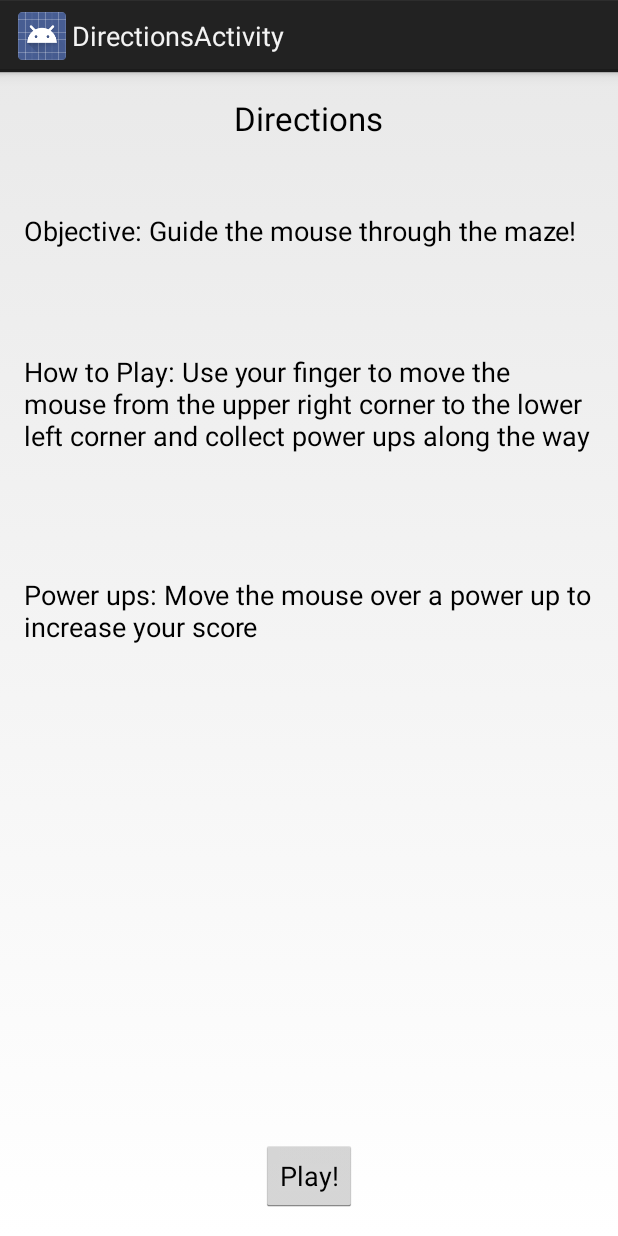
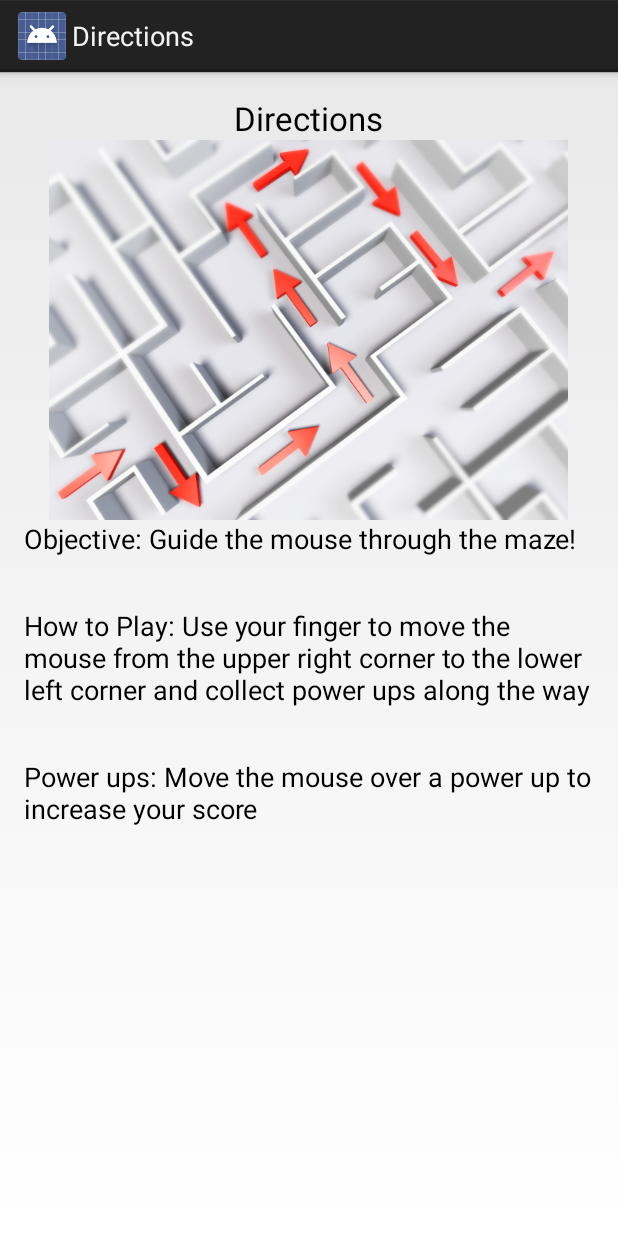
Before and after one commit to AugustanaCSC490Spring2015/CipherSquadGame, an Android app: the DirectionsActivity screen opened directly, with no data from a screen before it, on a phone screen of 412 x 824 dp. Run offline under Robolectric (Android 15) with nearby library versions, the phone set to English and light mode, and no system bars.

Commit message:
Added images and created Icon. Also cleaned up the various views.

```diff
--- a/app/src/main/java/edu/augustana/csc490/ratrace/DirectionsActivity.java
+++ b/app/src/main/java/edu/augustana/csc490/ratrace/DirectionsActivity.java
@@ -25,12 +25,12 @@ public class DirectionsActivity extends Activity {
         super.onCreate(savedInstanceState);
         setContentView(R.layout.activity_directions);
 
-        Button playButton = (Button) findViewById(R.id.playButton);
+        //Button playButton = (Button) findViewById(R.id.playButton);
         TextView objectiveTextView = (TextView) findViewById(R.id.objectiveTextView);
         TextView howToPlayTextView = (TextView) findViewById(R.id.howToPlayTextView);
         TextView powerUpsTextView = (TextView) findViewById(R.id.powerupsTextView);
 
-        playButton.setOnClickListener(playButtonListener);
+        //playButton.setOnClickListener(playButtonListener);
         objectiveTextView.setText("Objective: Guide the mouse through the maze!");
         howToPlayTextView.setText("How to Play: Use your finger to move the mouse from the upper " +
                 "right corner to the lower left corner and collect power ups along the way");
@@ -39,13 +39,13 @@ public class DirectionsActivity extends Activity {
 
     // playButtonListener adds an anonymous listener to the play button that sends you to the
     // IntroActivity
-    OnClickListener playButtonListener = new OnClickListener() {
+    /*OnClickListener playButtonListener = new OnClickListener() {
         @Override
         public void onClick(View v) {
             Intent playIntent = new Intent(DirectionsActivity.this, IntroActivity.class);
             startActivity(playIntent);
         }
-    };
+    };*/
 
     @Override
     public boolean onCreateOptionsMenu(Menu menu) {
--- a/app/src/main/res/layout/activity_directions.xml
+++ b/app/src/main/res/layout/activity_directions.xml
@@ -1,10 +1,20 @@
 <RelativeLayout xmlns:android="http://schemas.android.com/apk/res/android"
-    xmlns:tools="http://schemas.android.com/tools" android:layout_width="match_parent"
-    android:layout_height="match_parent" android:paddingLeft="@dimen/activity_horizontal_margin"
+    xmlns:tools="http://schemas.android.com/tools"
+    android:layout_width="match_parent"
+    android:layout_height="match_parent"
+    android:paddingLeft="@dimen/activity_horizontal_margin"
     android:paddingRight="@dimen/activity_horizontal_margin"
     android:paddingTop="@dimen/activity_vertical_margin"
     android:paddingBottom="@dimen/activity_vertical_margin"
     tools:context="edu.augustana.csc490.ratrace.DirectionsActivity">
+
+    <ImageView
+        android:layout_width="wrap_content"
+        android:layout_height="wrap_content"
+        android:id="@+id/imageView"
+        android:src="@drawable/maze_directions"
+        android:layout_below="@+id/directionsTextView"
+        android:layout_centerHorizontal="true" />
 
     <TextView
         android:layout_width="wrap_content"
@@ -15,24 +25,15 @@
         android:layout_alignParentTop="true"
         android:layout_centerHorizontal="true" />
 
-    <Button
-        android:layout_width="wrap_content"
-        android:layout_height="wrap_content"
-        android:text="@string/playButtonText"
-        android:id="@+id/playButton"
-        android:layout_alignParentBottom="true"
-        android:layout_centerHorizontal="true" />
-
     <TextView
         android:layout_width="wrap_content"
         android:layout_height="wrap_content"
         android:textAppearance="?android:attr/textAppearanceMedium"
         android:text="Medium Text"
         android:id="@+id/objectiveTextView"
-        android:layout_below="@+id/directionsTextView"
+        android:layout_below="@+id/imageView"
         android:layout_alignParentLeft="true"
-        android:layout_alignParentStart="true"
-        android:layout_marginTop="48dp" />
+        android:layout_alignParentStart="true" />
 
     <TextView
         android:layout_width="wrap_content"
@@ -40,10 +41,10 @@
         android:textAppearance="?android:attr/textAppearanceMedium"
         android:text="Medium Text"
         android:id="@+id/howToPlayTextView"
+        android:layout_marginTop="33dp"
         android:layout_below="@+id/objectiveTextView"
         android:layout_alignParentLeft="true"
-        android:layout_alignParentStart="true"
-        android:layout_marginTop="69dp" />
+        android:layout_alignParentStart="true" />
 
     <TextView
         android:layout_width="wrap_content"
@@ -54,5 +55,5 @@
         android:layout_below="@+id/howToPlayTextView"
         android:layout_alignParentLeft="true"
         android:layout_alignParentStart="true"
-        android:layout_marginTop="81dp" />
+        android:layout_marginTop="33dp" />
 </RelativeLayout>
```
Also changed, not shown: app/src/main/java/edu/augustana/csc490/ratrace/MainGameView.java (+34 -21 lines), app/src/main/java/game/Game.java (+33 -6 lines), app/src/main/res/layout/activity_intro.xml (+13 -0 lines), app/src/main/res/layout/activity_scores.xml (+10 -0 lines), app/src/main/res/values/strings.xml (+4 -6 lines), app/src/main/ic_launcher-web.png, app/src/main/res/drawable-xhdpi/maze_directions.jpg (added), app/src/main/res/drawable-xhdpi/mouse_party.jpg (added), app/src/main/res/drawable-xhdpi/rat_race_icon.png (added), app/src/main/res/mipmap-hdpi/ic_launcher.png, app/src/main/res/mipmap-mdpi/ic_launcher.png, app/src/main/res/mipmap-xhdpi/ic_launcher.png, app/src/main/res/mipmap-xxhdpi/ic_launcher.png, app/src/main/res/mipmap-xxxhdpi/ic_launcher.png, 1 other file.
